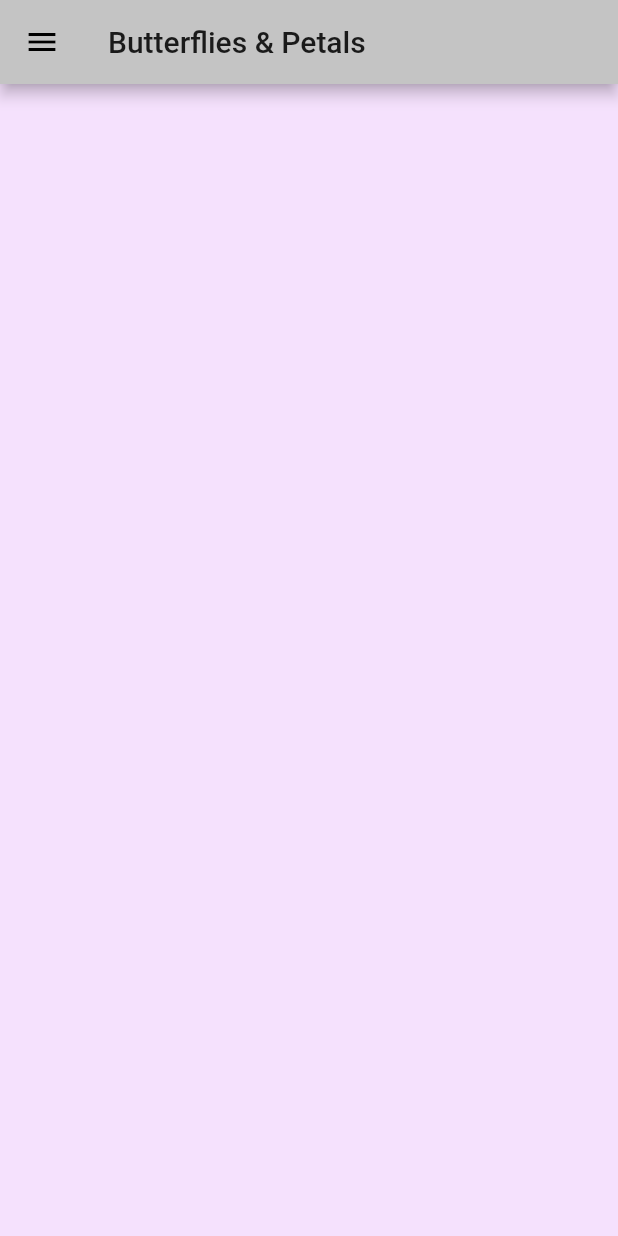
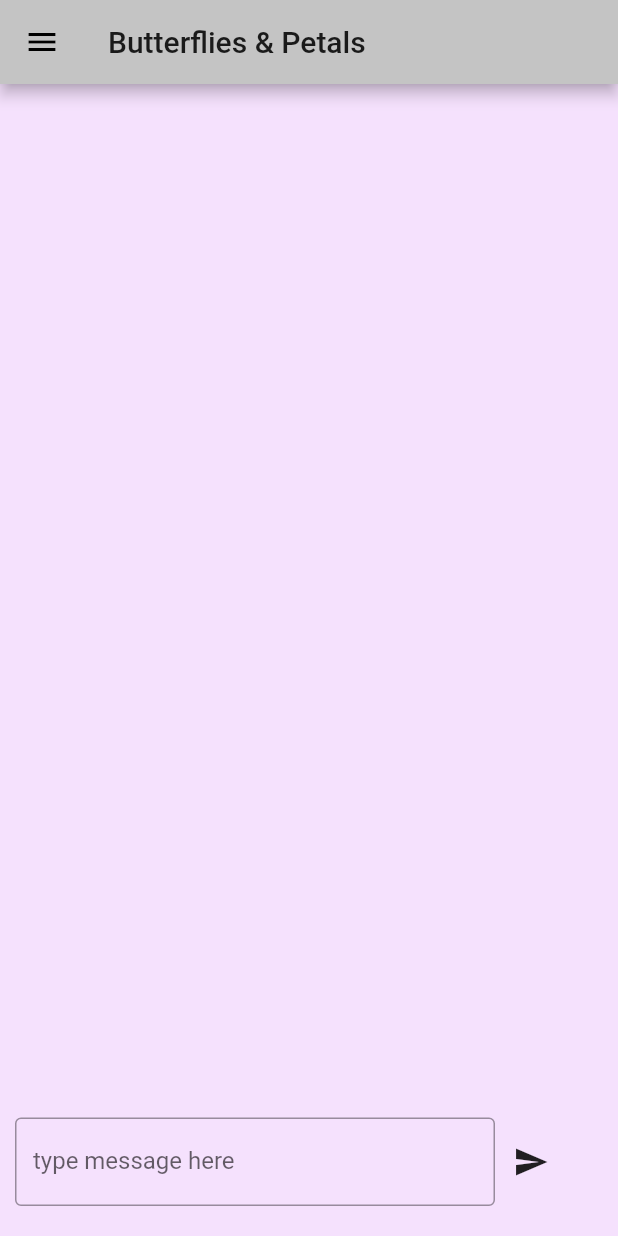
Before and after one commit to nathanjulian/bptest_app, a Flutter app: the ChatScreen screen opened by its route, on a phone screen of 412 x 824 dp. Run offline on Flutter 3.47's test engine with Material 2 defaults, Android fonts, the phone set to English and light mode, and no system bars.

Commit message:
chat screen style

```diff
--- a/lib/main.dart
+++ b/lib/main.dart
@@ -31,7 +31,7 @@ class MyApp extends StatelessWidget {
         'Product' : (context) => ProductScreen(),
         'Reviews' : (context) => ReviewScreen(),
         'New Review' : (context) => NewReviewScreen(),
-        'Chat' :(context) => ChatScreen(),
+        'Chat' : (context) => ChatScreen(),
       },
     );
   }
--- a/lib/screens/chat_screen.dart
+++ b/lib/screens/chat_screen.dart
@@ -1,7 +1,12 @@
 import 'package:flutter/material.dart';
 import 'package:bptest_app/constants.dart';
 
-class ChatScreen extends StatelessWidget {
+class ChatScreen extends StatefulWidget {
+  @override
+  _ChatScreenState createState() => _ChatScreenState();
+}
+
+class _ChatScreenState extends State<ChatScreen> {
   @override
   Widget build(BuildContext context) {
     return Scaffold(
@@ -30,6 +35,28 @@ class ChatScreen extends StatelessWidget {
         title: Text('Butterflies & Petals'),
         backgroundColor: kSecondaryColor,
       ),
+      body: Container(
+        padding: EdgeInsets.symmetric(vertical: 20.0, horizontal: 10.0),
+        child: Column(
+          mainAxisAlignment: MainAxisAlignment.end,
+          children: [
+            Row(
+              children: [
+                Container(
+                  width: 320.0,
+                  child: TextField(
+                    decoration: InputDecoration(
+                      border: OutlineInputBorder(),
+                      labelText: 'type message here',
+                    ),
+                  ),
+                ),
+                IconButton(icon: Icon(Icons.send), onPressed: (){}),
+              ],
+            )
+          ],
+        ),
+      ),
     );
   }
 }
```
